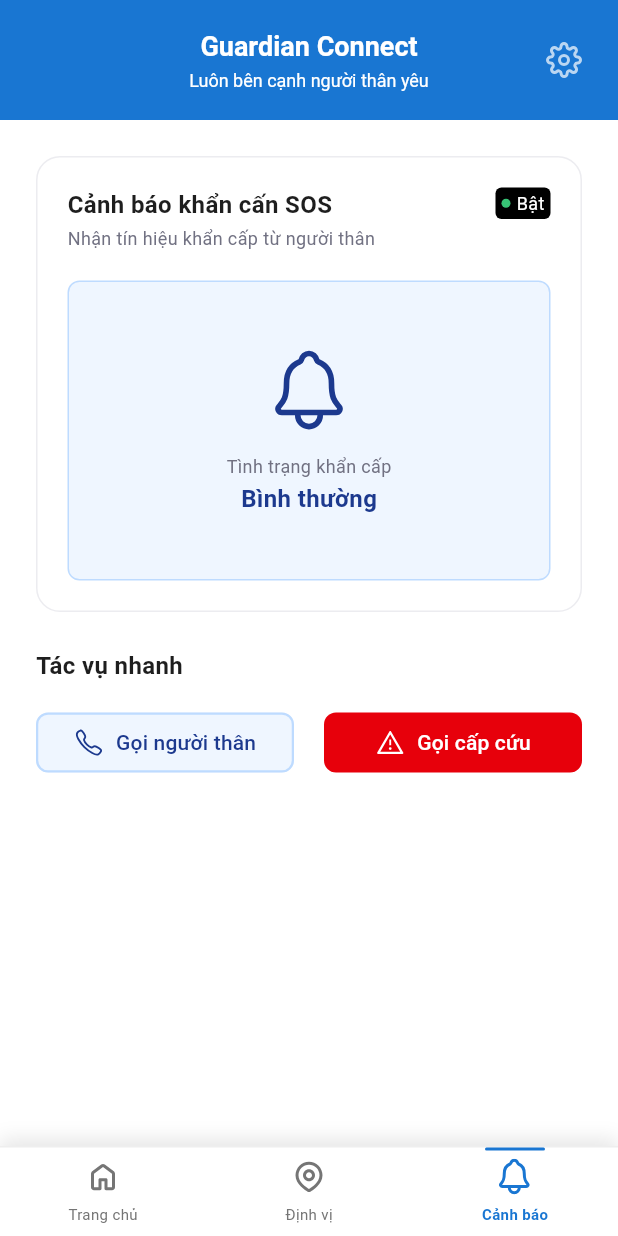
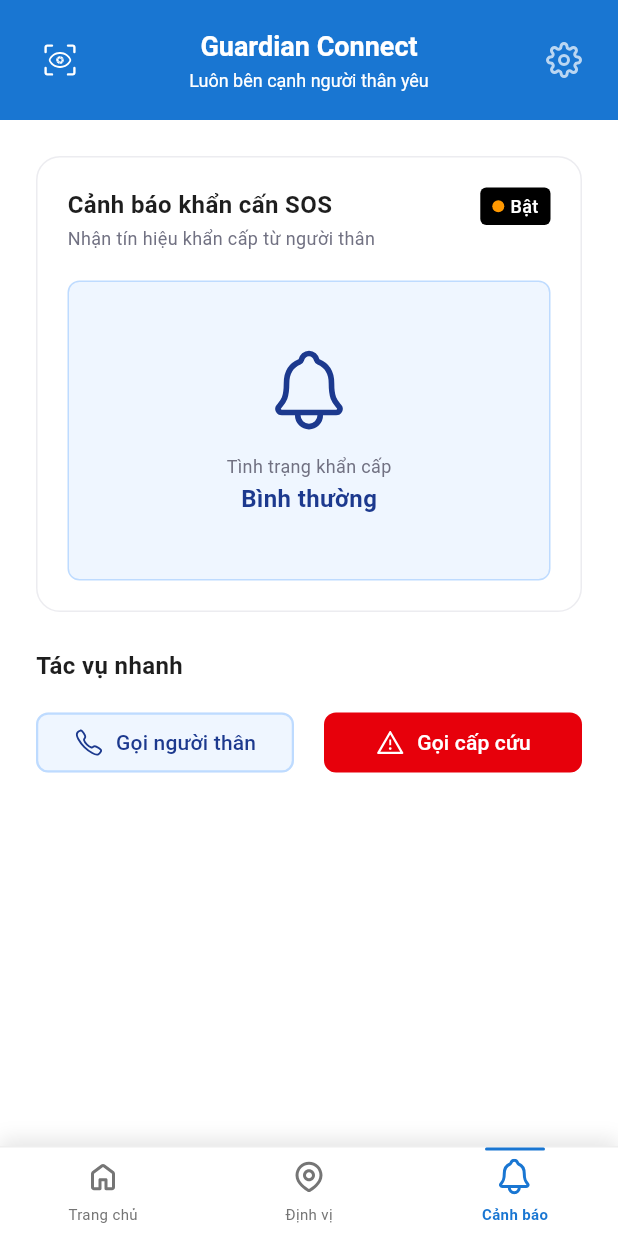
Before and after one commit to VyThao109/guardian-connect-app, a Flutter app: the screen it shows after launch, item 3 of the bottom bar chosen, on a phone screen of 412 x 824 dp. Run offline on Flutter 3.47's test engine with Material 3 defaults, Android fonts, the phone set to English and light mode, and no system bars; our stand-ins replace audioplayers, dartx, equatable, flutter_bloc, flutter_local_notifications, flutter_map and 9 more; missing offline and left inert: flutter_webrtc; statements that could not run were skipped.

Commit message:
feat: update validate rasp url, logo in appbar of root, update status bar of alert tab

```diff
--- a/lib/core/services/web_rtc_service.dart
+++ b/lib/core/services/web_rtc_service.dart
@@ -70,7 +70,7 @@ class WebRTCService {
 
   /// Cập nhật IP động từ setting
   void updateBaseUrl(String ipAddress) {
-    _baseUrl = 'http://$ipAddress:8000/offer';
+    _baseUrl = '$ipAddress/offer';
     debugPrint('WebRTC URL updated: $_baseUrl');
   }
 
--- a/lib/presentations/screens/root_screen.dart
+++ b/lib/presentations/screens/root_screen.dart
@@ -1,5 +1,6 @@
 import 'package:flutter/material.dart';
 import 'package:flutter_bloc/flutter_bloc.dart';
+import 'package:flutter_svg/svg.dart';
 import 'package:flutter_vector_icons/flutter_vector_icons.dart';
 import 'package:guardian_connect_app/bloc/root_bloc.dart';
 import 'package:guardian_connect_app/common/extensions/custom_theme_extension.dart';
@@ -58,6 +59,18 @@ class _RootScreenState extends State<RootScreen> {
               ),
             ),
             centerTitle: true,
+            leading: Padding(
+              padding: const EdgeInsets.only(left: 24),
+              child: SizedBox(
+                width: 40,
+                height: 40,
+                child: SvgPicture.asset(
+                  "assets/icons/logo_white.svg",
+                  fit: BoxFit.contain,
+                  colorFilter: ColorFilter.mode(Colors.white, BlendMode.srcIn),
+                ),
+              ),
+            ),
             actions: [
               Padding(
                 padding: const EdgeInsetsGeometry.only(right: 24),
--- a/lib/presentations/widgets/root_tab/alert_tab.dart
+++ b/lib/presentations/widgets/root_tab/alert_tab.dart
@@ -5,6 +5,7 @@ import 'package:guardian_connect_app/bloc/root_bloc.dart';
 import 'package:guardian_connect_app/common/extensions/custom_theme_extension.dart';
 import 'package:guardian_connect_app/common/extensions/font_sizes.dart';
 import 'package:guardian_connect_app/core/services/sos_notification_service.dart';
+import 'package:guardian_connect_app/presentations/widgets/button/common_button.dart';
 import 'package:guardian_connect_app/presentations/widgets/container/quick_actions.dart';
 
 class AlertTab extends StatefulWidget {
@@ -73,10 +74,13 @@ class _AlertTabState extends State<AlertTab> with TickerProviderStateMixin {
       buildWhen: (previous, current) {
         return previous.isSOS != current.isSOS ||
             previous.isSosNotificationEnabled !=
-                current.isSosNotificationEnabled;
+                current.isSosNotificationEnabled ||
+            previous.isConnected != current.isConnected;
       },
       builder: (context, state) {
-        final bool isEnable = state.isSosNotificationEnabled;
+        final bool isEnable =
+            state.isSosNotificationEnabled && state.isConnected;
+        final bool isSOSEnable = state.isSosNotificationEnabled;
         return SingleChildScrollView(
           child: Column(
             spacing: 24,
@@ -123,8 +127,8 @@ class _AlertTabState extends State<AlertTab> with TickerProviderStateMixin {
                         ),
                         Container(
                           padding: const EdgeInsets.symmetric(
-                            horizontal: 4,
-                            vertical: 2,
+                            horizontal: 8,
+                            vertical: 4,
                           ),
                           decoration: BoxDecoration(
                             color: Colors.black,
@@ -135,21 +139,27 @@ class _AlertTabState extends State<AlertTab> with TickerProviderStateMixin {
                             mainAxisAlignment: MainAxisAlignment.center,
                             children: [
                               Container(
-                                width: 6,
-                                height: 6,
+                                width: 8,
+                                height: 8,
                                 decoration: BoxDecoration(
                                   color: isEnable
                                       ? context.theme.green
+                                      : isSOSEnable
+                                      ? Colors.orange
                                       : context.theme.grayBgColor,
                                   shape: BoxShape.circle,
                                 ),
                               ),
                               Text(
-                                isEnable ? "Bật" : "Tắt",
+                                isEnable
+                                    ? "Sẵn sàng"
+                                    : isSOSEnable
+                                    ? "Bật"
+                                    : "Tắt",
                                 style: TextStyle(
                                   color: Colors.white,
                                   fontSize: FontSizes.small,
-                                  fontWeight: FontWeight.normal,
+                                  fontWeight: FontWeight.w500,
                                 ),
                               ),
                             ],
@@ -164,22 +174,14 @@ class _AlertTabState extends State<AlertTab> with TickerProviderStateMixin {
                         if (state.isSOS)
                           SizedBox(
                             width: double.infinity,
-                            child: ElevatedButton.icon(
+                            child: CommonButton(
+                              label: "Tắt cảnh báo",
+                              icon: Feather.refresh_cw,
                               onPressed: () {
                                 context.read<RootBloc>().add(
                                   ClearEmergencyEvent(),
                                 );
                               },
-                              icon: Icon(MaterialCommunityIcons.refresh),
-                              label: Text("Reset alert"),
-                              style: ElevatedButton.styleFrom(
-                                backgroundColor: Colors.black,
-                                foregroundColor: Colors.white,
-                                padding: const EdgeInsets.all(4),
-                                shape: RoundedRectangleBorder(
-                                  borderRadius: BorderRadius.circular(8),
-                                ),
-                              ),
                             ),
                           ),
                       ],
```
Also changed, not shown: lib/core/services/sos_notification_service.dart (+4 -4 lines), lib/presentations/screens/setting_screen.dart (+60 -25 lines), lib/presentations/widgets/root_tab/home_tab.dart (+9 -15 lines), assets/icons/logo_white.svg (added).
